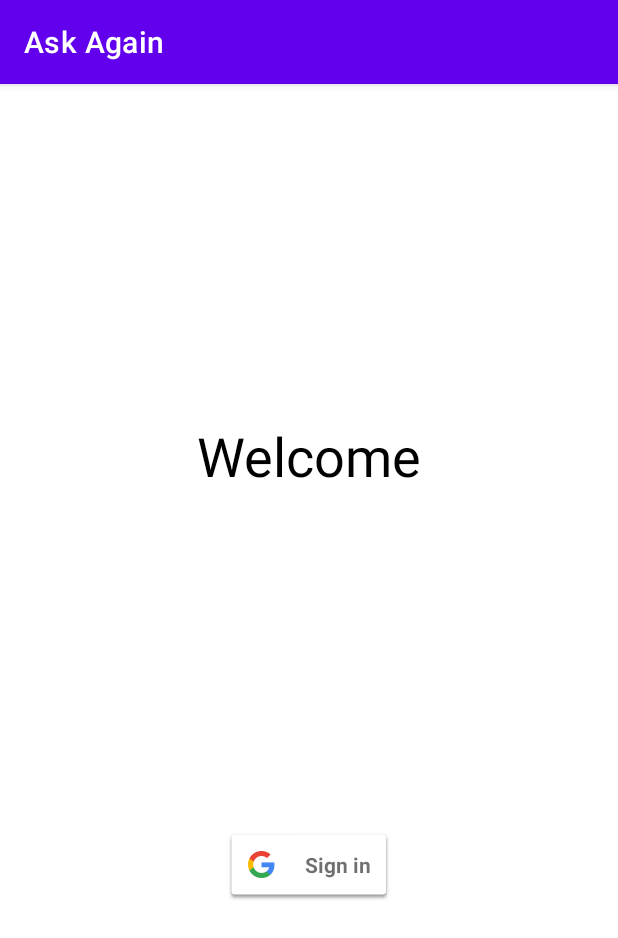
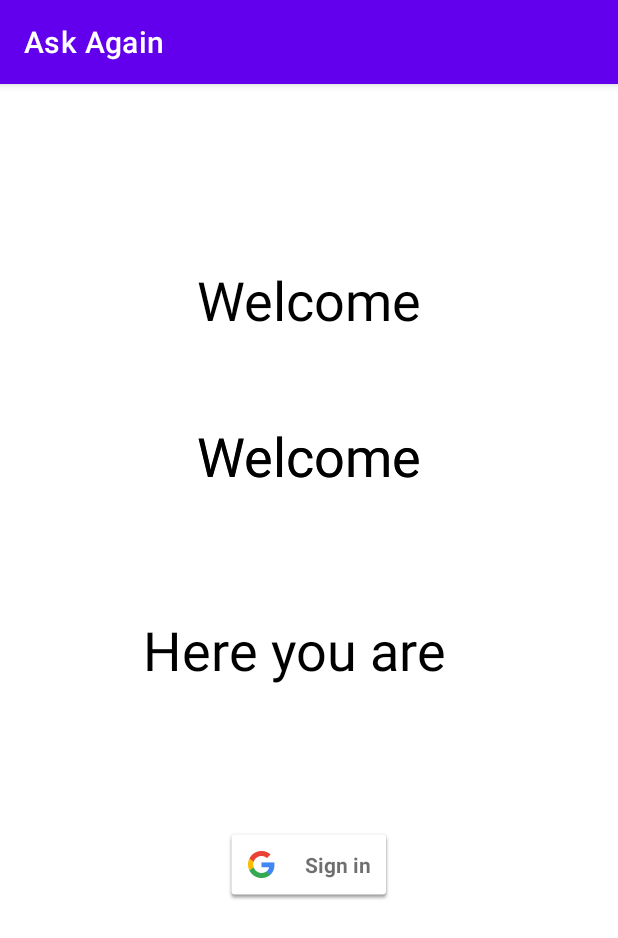
Before and after one commit to 123archie/discussionforum, an Android app: the screen it shows after launch (MainActivity), on a phone screen of 412 x 824 dp. Shown: the top 938 px of the screen. Run offline under Robolectric (Android 15) with nearby library versions, the light colour scheme and no system bars; our stand-ins replace Firebase (no records; nobody signed in at launch, a user with empty details on screens opened directly).

Commit message:
firebase unresolved

```diff
--- a/app/build.gradle
+++ b/app/build.gradle
@@ -29,13 +29,21 @@ android {
 }
 
 dependencies {
-
     implementation 'androidx.appcompat:appcompat:1.4.2'
     implementation 'com.google.android.material:material:1.6.1'
     implementation 'androidx.constraintlayout:constraintlayout:2.1.4'
-    implementation 'com.google.firebase:firebase-auth:21.0.5'
+
+    // Import the BoM for the Firebase platform
+    implementation platform('com.google.firebase:firebase-bom:30.1.0')
+
+    // Declare the dependency for the Realtime Database library
+    // When using the BoM, you don't specify versions in Firebase library dependencies
+    implementation 'com.google.firebase:firebase-database'
+    implementation 'com.google.firebase:firebase-core:21.0.0'
+
     implementation 'com.google.android.gms:play-services-auth:20.2.0'
     testImplementation 'junit:junit:4.13.2'
     androidTestImplementation 'androidx.test.ext:junit:1.1.3'
     androidTestImplementation 'androidx.test.espresso:espresso-core:3.4.0'
 }
+apply plugin: 'com.google.gms.google-services'
--- a/app/src/main/res/layout/activity_main.xml
+++ b/app/src/main/res/layout/activity_main.xml
@@ -7,7 +7,17 @@
     tools:context=".MainActivity">
 
     <TextView
-        android:id="@+id/welcomeTxt"
+        android:id="@+id/textview1"
+        android:layout_width="wrap_content"
+        android:layout_height="wrap_content"
+        android:text="Welcome"
+        android:textSize="36sp"
+        android:textColor="@color/black"
+        app:layout_constraintBottom_toTopOf="@+id/signInBtn"
+        app:layout_constraintEnd_toEndOf="parent"
+        app:layout_constraintStart_toStartOf="parent"
+        app:layout_constraintTop_toTopOf="parent" /><TextView
+        android:id="@+id/textview1"
         android:layout_width="wrap_content"
         android:layout_height="wrap_content"
         android:text="Welcome"
@@ -18,11 +28,39 @@
         app:layout_constraintStart_toStartOf="parent"
         app:layout_constraintTop_toTopOf="parent" />
 
+    <TextView
+        android:id="@+id/textview2"
+        android:layout_width="wrap_content"
+        android:layout_height="wrap_content"
+        android:text="Here you are"
+        android:textColor="@color/black"
+        android:textSize="36sp"
+        app:layout_constraintBottom_toTopOf="@+id/signInBtn"
+        app:layout_constraintEnd_toEndOf="parent"
+        app:layout_constraintHorizontal_bias="0.455"
+        app:layout_constraintStart_toStartOf="parent"
+        app:layout_constraintTop_toTopOf="parent"
+        app:layout_constraintVertical_bias="0.789" />
+
+    <TextView
+        android:id="@+id/textview3"
+        android:layout_width="wrap_content"
+        android:layout_height="wrap_content"
+        android:text="Welcome"
+        android:textColor="@color/black"
+        android:textSize="36sp"
+        app:layout_constraintBottom_toTopOf="@+id/signInBtn"
+        app:layout_constraintEnd_toEndOf="parent"
+        app:layout_constraintHorizontal_bias="0.501"
+        app:layout_constraintStart_toStartOf="parent"
+        app:layout_constraintTop_toTopOf="parent"
+        app:layout_constraintVertical_bias="0.267" />
+
     <com.google.android.gms.common.SignInButton
         android:id="@+id/signInBtn"
         android:layout_width="wrap_content"
         android:layout_height="wrap_content"
-        app:layout_constraintTop_toBottomOf="@+id/welcomeTxt"
+        app:layout_constraintTop_toBottomOf="@+id/textview1"
         app:layout_constraintStart_toStartOf="parent"
         app:layout_constraintEnd_toEndOf="parent"
         app:layout_constraintBottom_toBottomOf="parent" />
```
Also changed, not shown: app/src/main/java/com/hemant/askagain/MainActivity.java (+10 -8 lines).
